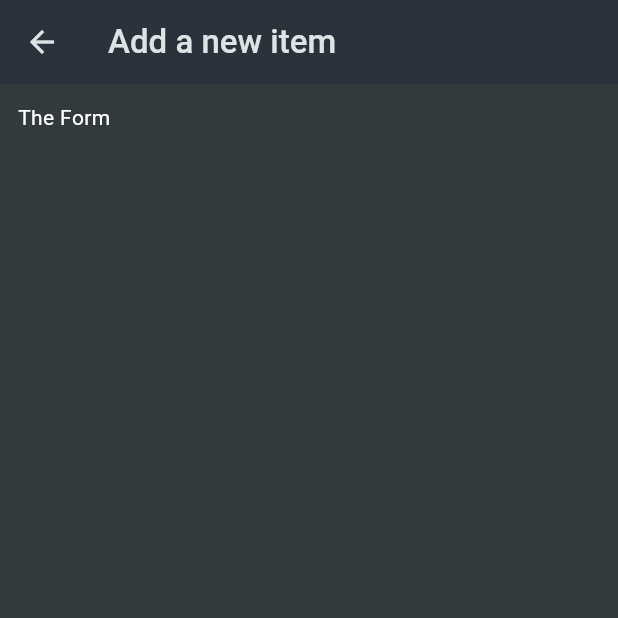
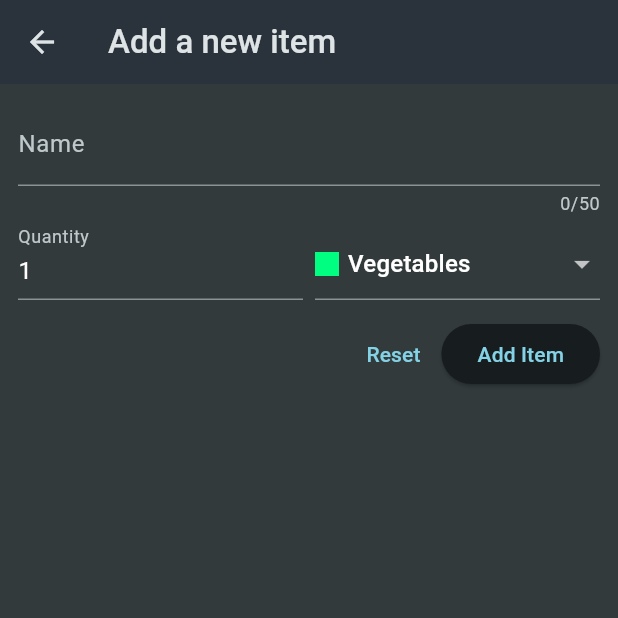
Before and after one commit to LetsD0Th1S/Mobile-Dev-Stuff, a Flutter app: the NewItem screen opened directly, on a phone screen of 412 x 824 dp, the top half of it. Run offline on Flutter 3.47's test engine with Material 3 defaults, Android fonts, the phone set to English and light mode, and no system bars; our stand-ins replace cloud_firestore, file_picker, firebase_auth, firebase_core, flutter_riverpod, google_fonts and 2 more; missing offline and left inert: open_app_file; accounts and stored records are empty; generated files the repository leaves out were written again.

Commit message:
Updated new item dart file to include and validate form data.

```diff
--- a/Fresh-start/shopping_list/lib/widgets/new_item.dart
+++ b/Fresh-start/shopping_list/lib/widgets/new_item.dart
@@ -1,4 +1,6 @@
 import 'package:flutter/material.dart';
+import 'package:shopping_list/data/categories.dart';
+import 'package:shopping_list/models/category.dart';
 
 class NewItem extends StatefulWidget {
   const NewItem({super.key});
@@ -8,16 +10,114 @@ class NewItem extends StatefulWidget {
 }
 
 class _NewItemState extends State<NewItem> {
+  final _formKey = GlobalKey<FormState>(); // Global keys allow us to "keep" internal state for processing, as found further below when a values reset or item add is executed.
+  var _enteredName = '';
+  var _enteredQuantity = 1;
+  var _selectedCat = categories[Categories.vegetables]!;
+
+  void _saveItem(){
+    // .validate method reaches out to all form widgets and runs through their validator args.
+    if (_formKey.currentState!.validate()){
+      _formKey.currentState!.save();
+      print(_enteredName);
+      print(_enteredQuantity);
+      print(_selectedCat.title);
+    }
+  }
   @override
   Widget build(BuildContext context) {
     return Scaffold(
-      appBar: AppBar(
-        title: const Text('Add a new item'),
+      appBar: AppBar(title: const Text('Add a new item')),
+      body: Padding(
+        padding: const .all(12),
+        child: Form(
+          key: _formKey,
+          child: Column(
+            children: [
+              TextFormField(
+                maxLength: 50,
+                decoration: const InputDecoration(label: Text('Name')),
+                validator: (value) {
+                  if (value == null ||
+                      value.isEmpty ||
+                      value.trim().length <= 1 ||
+                      value.trim().length > 50) {
+                    return 'Must be between 1 and 50 characters.';
+                  }
+                  return null;
+                },
+                onSaved: (value){
+                  // no setState function or further state mgt needed, as we aren't trying to rebuild or update the ui anywhere.
+                  _enteredName = value!;// Validators already check nulls, therefore we can enforce "!" here.
+                },
+              ), // Instead of TextField()
+              Row(
+                crossAxisAlignment: .end,
+                children: [
+                  Expanded(
+                    child: TextFormField(
+                      decoration: InputDecoration(
+                        label: const Text('Quantity'),
+                      ),
+                      keyboardType: .number,
+                      initialValue: _enteredQuantity.toString(),
+                      validator: (value) {
+                  if (value == null ||
+                      value.isEmpty ||
+                      int.tryParse(value) == null ||
+                      int.tryParse(value)! <= 0) {
+                    return 'Must be a valid postitive number.';
+                  }
+                  return null;
+                },
+                onSaved: (value) => _enteredQuantity = int.parse(value!),// Validators already check nulls, therefore we can enforce "!" here.
+                    ),
+                  ),
+                  const SizedBox(width: 8),
+                  Expanded(
+                    child: DropdownButtonFormField(
+                      initialValue: _selectedCat,
+                      items: [
+                        for (final cat
+                            in categories
+                                .entries) // .entries allows us to iterate through mapped key-value pairs
+                          DropdownMenuItem(
+                            value: cat.value,
+                            child: Row(
+                              children: [
+                                Container(
+                                  width: 16,
+                                  height: 16,
+                                  color: cat.value.color,
+                                ),
+                                const SizedBox(width: 6),
+                                Text(cat.value.title),
+                              ],
+                            ),
+                          ),
+                      ],
+                      onChanged: (value) => _selectedCat = value!,
+                    ),
+                  ),
+                ],
+              ),
+              const SizedBox(height: 12),
+              Row(
+                mainAxisAlignment: .end,
+                children: [
+                  TextButton(onPressed: () {
+                    _formKey.currentState!.reset();
+                  }, child: const Text('Reset')),
+                  ElevatedButton(
+                    onPressed: _saveItem,
+                    child: const Text('Add Item'),
+                  ),
+                ],
+              ),
+            ],
+          ),
+        ),
       ),
-      body:  Padding(
-        padding:const .all(12),
-        child: Text('The Form'),
-        ),
     );
   }
 }
```
